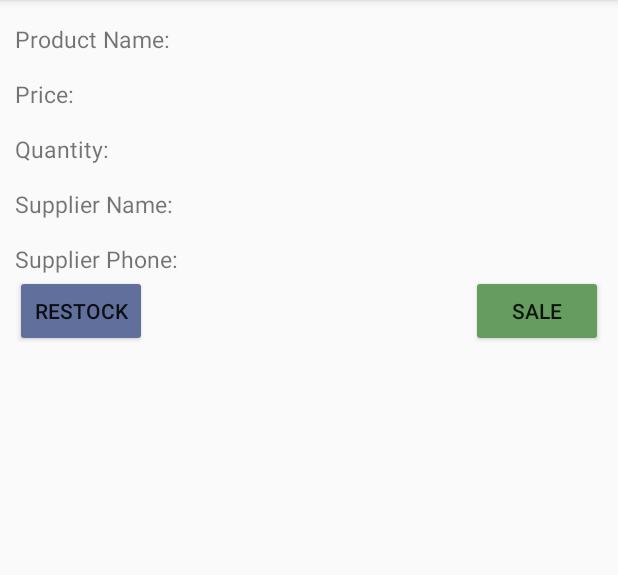
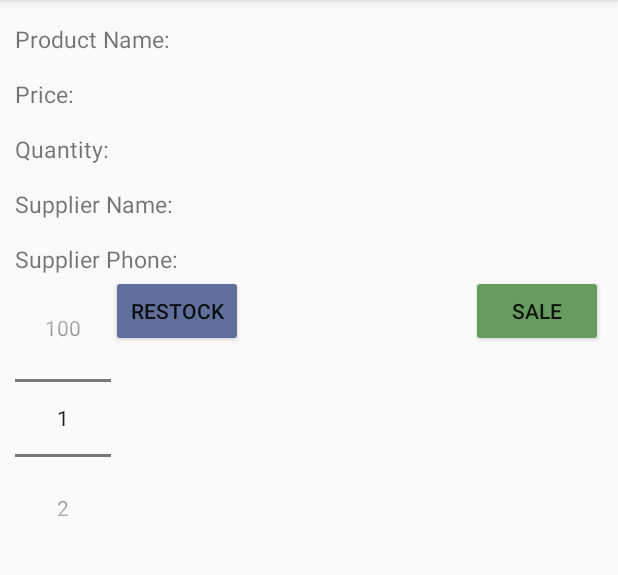
Before and after one commit to jmhardison/andb_project_inventoryapp, an Android app: the InventoryDetailActivity screen opened directly, with no data from a screen before it, after a tap on "RESTOCK", on a phone screen of 412 x 824 dp, the part 84-659 px from its top. Run offline under Robolectric (Android 15) with nearby library versions, the phone set to English and light mode, and no system bars; 1 statement that could not run was skipped.

Commit message:
scaffolding for a number picker to select amount to restock

```diff
--- a/app/src/main/java/com/jonathanhardison/andb_project_inventoryapp/InventoryDetailActivity.java
+++ b/app/src/main/java/com/jonathanhardison/andb_project_inventoryapp/InventoryDetailActivity.java
@@ -18,6 +18,7 @@ import android.view.Menu;
 import android.view.MenuItem;
 import android.view.View;
 import android.widget.Button;
+import android.widget.NumberPicker;
 import android.widget.TextView;
 import android.widget.Toast;
 
@@ -35,9 +36,13 @@ public class InventoryDetailActivity extends AppCompatActivity implements Loader
     private TextView suppPhone;
     private Button restockButton;
     private Button saleButton;
+    private NumberPicker quantityPicker;
     private Uri inputUri;
     private static int LOADER_ID = 2;
+    private static int MIN_QUANTITY_ADD = 1;
+    private static int MAX_QUANTITY_ADD = 100;
     private int prodQuantityInt;
+    private int restockQuantity = 1;
 
 
     /***
@@ -58,6 +63,7 @@ public class InventoryDetailActivity extends AppCompatActivity implements Loader
         suppPhone = findViewById(R.id.detailTextSuppPhone);
         restockButton = findViewById(R.id.buttonDetailRestock);
         saleButton = findViewById(R.id.buttonDetailSale);
+        quantityPicker = findViewById(R.id.detailQuantityPicker);
 
         //pull in intent extra's if there.
         //if null its a new record, if not then it's editing an existing record, which means pull it up.
@@ -74,6 +80,20 @@ public class InventoryDetailActivity extends AppCompatActivity implements Loader
             toastMessage.show();
             finish();
         }
+
+        //set up picker to adjust restock amount
+        quantityPicker.setMinValue(MIN_QUANTITY_ADD);
+        quantityPicker.setMaxValue(MAX_QUANTITY_ADD);
+        quantityPicker.setValue(restockQuantity);
+
+        //setup onvalue change listener
+        quantityPicker.setOnValueChangedListener(new NumberPicker.OnValueChangeListener() {
+            @Override
+            public void onValueChange(NumberPicker picker, int oldVal, int newVal) {
+                restockQuantity = newVal;
+            }
+        });
+
 
         //bind button click for the sale
         saleButton.setOnClickListener(new View.OnClickListener() {
@@ -114,7 +134,7 @@ public class InventoryDetailActivity extends AppCompatActivity implements Loader
 
                 //create new values
                 if (prodQuantityInt >= 0) {
-                    int newQuantity = (prodQuantityInt + 1);
+                    int newQuantity = (prodQuantityInt + restockQuantity);
                     ContentValues newVal = new ContentValues();
                     newVal.put(InventoryContract.InventoryEntry.COLUMN_QUANTITY, newQuantity);
 
--- a/app/src/main/res/layout/activity_inventory_detail.xml
+++ b/app/src/main/res/layout/activity_inventory_detail.xml
@@ -122,11 +122,22 @@
         android:layout_marginTop="@dimen/activityxml_detail_margintop"
         />
 
+    <NumberPicker
+        android:id="@+id/detailQuantityPicker"
+        android:layout_alignParentStart="true"
+        android:layout_below="@id/detailTextSuppPhone"
+        android:layout_width="wrap_content"
+        android:layout_height="wrap_content"
+        android:layout_marginTop="5dp"
+        android:orientation="horizontal"
+
+
+        />
     <Button
         android:id="@+id/buttonDetailRestock"
         android:layout_width="wrap_content"
         android:layout_height="wrap_content"
-        android:layout_alignParentLeft="true"
+        android:layout_toRightOf="@id/detailQuantityPicker"
         android:layout_below="@id/detailTextSuppPhone"
         android:backgroundTint="@color/colorRestock"
         android:text="@string/activityxml_button_restock" />
--- a/app/src/main/res/values/strings.xml
+++ b/app/src/main/res/values/strings.xml
@@ -27,7 +27,7 @@
     <string name="error_callingvendor">Error calling vendor.</string>
     <string name="error_loadinginventory">Error loading inventory item.</string>
     <string name="error_restocking">Error restocking item.</string>
-    <string name="general_toast_restockitem">Restocked 1 item.</string>
+    <string name="general_toast_restockitem">Restocked item.</string>
     <string name="general_toast_inventoryitemdeleted">Inventory item deleted.</string>
     <string name="error_deletingrecord">Error deleting record.</string>
     <string name="general_deleteinventoryitem_message">Delete this inventory item?</string>
```
